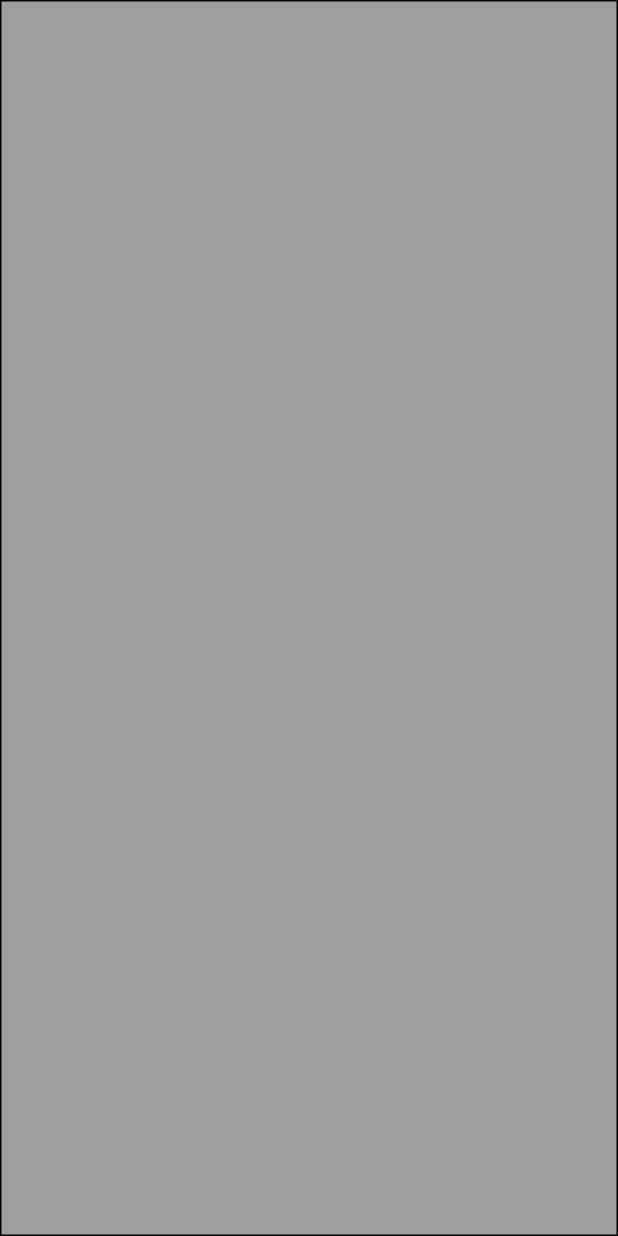
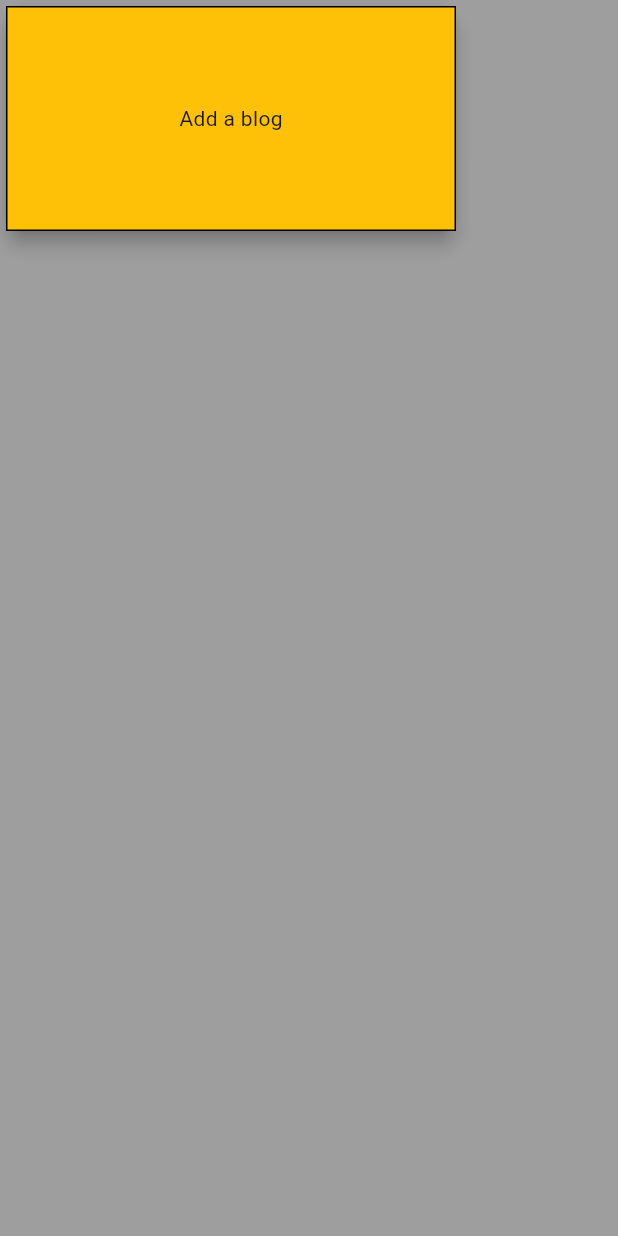
Before and after one commit to NetflixUser22232/blog_app_flutter, a Flutter app: the screen it shows after launch, on a phone screen of 412 x 824 dp. Run offline on Flutter 3.47's test engine with Material 3 defaults, Android fonts, the phone set to English and light mode, and no system bars; our stand-ins replace flutter_rating_bar.

Commit message:
minor hanges

```diff
--- a/lib/main.dart
+++ b/lib/main.dart
@@ -1,5 +1,5 @@
 import 'package:blog_app_flutter/pages/home_page.dart';
-import 'package:blog_app_flutter/widgets/dotted_line_container.dart';
+import 'package:blog_app_flutter/widgets/dashed_border_container.dart';
 import 'package:flutter/material.dart';
 
 void main() {
--- /dev/null
+++ b/lib/widgets/dashed_border_container.dart
@@ -0,0 +1,32 @@
+import 'package:flutter/material.dart';
+
+class DottedLineContainer extends StatelessWidget {
+  const DottedLineContainer({super.key});
+
+  @override
+  Widget build(BuildContext context) {
+    return Scaffold(
+      backgroundColor: Colors.grey,
+      body: Card(
+        elevation: 5,
+        child: Container(
+          width: 300,
+          height: 150,
+          decoration: BoxDecoration(
+            border: BoxBorder.all(
+              color: Colors.black,
+              strokeAlign: BorderSide.strokeAlignInside,
+            ),
+            color: Colors.amber,
+          ),
+          child: Container(
+            decoration: BoxDecoration(
+              // color:
+            ),
+            child: Center(child: const Text("Add a blog")),
+          ),
+        ),
+      ),
+    );
+  }
+}
--- a/lib/widgets/dotted_line_container.dart
+++ /dev/null
@@ -1,19 +0,0 @@
-import 'package:flutter/material.dart';
-
-class DottedLineContainer extends StatelessWidget {
-  const DottedLineContainer({super.key});
-
-  @override
-  Widget build(BuildContext context) {
-    return Scaffold(
-      backgroundColor: Colors.grey,
-      body: Center(
-        child: Container(
-          decoration: BoxDecoration(
-            border: BoxBorder.all(style: BorderStyle.solid),
-          ),
-        ),
-      ),
-    );
-  }
-}
```
Also changed, not shown: lib/widgets/add_blog_text_field.dart (added, +87 -0 lines).
